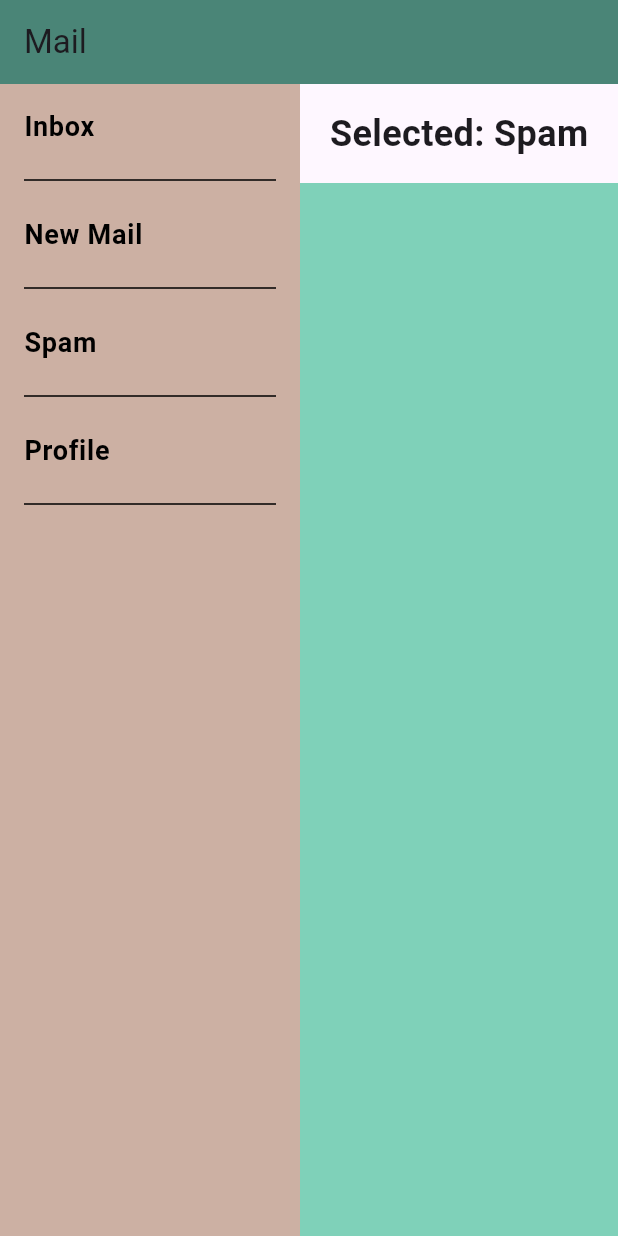
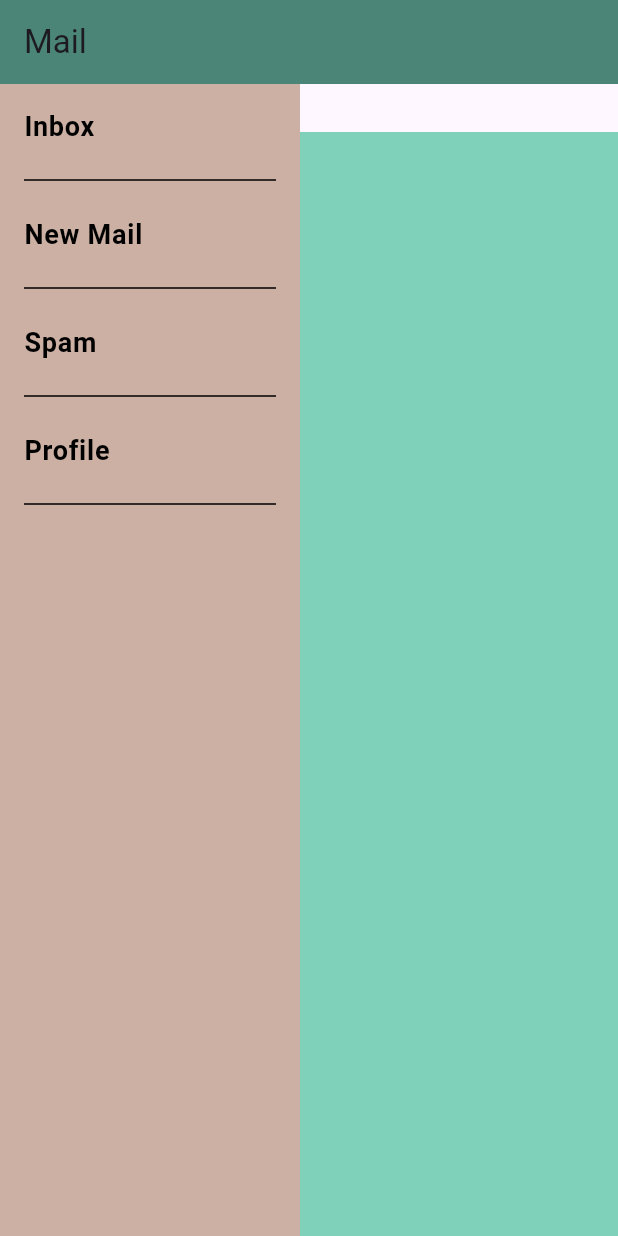
Before and after one commit to EvolOsEIP/EvolOsProject, a Flutter app: the MailManagerHome screen opened directly, after a tap on "Inbox", after a tap on "New Mail", after a tap on "Spam", on a phone screen of 412 x 824 dp. Run offline on Flutter 3.47's test engine with Material 3 defaults, Android fonts, the phone set to English and light mode, and no system bars; our stand-ins replace flutter_dotenv; missing offline and left inert: enough_mail, mailer.

Commit message:
[UPDATE] Removed the title of the page inbox and spam

```diff
--- a/mailpage/lib/inbox.dart
+++ b/mailpage/lib/inbox.dart
@@ -70,10 +70,6 @@ class _InboxState extends State<Inbox> {
       children: [
         Padding(
           padding: const EdgeInsets.all(16.0),
-          child: Text(
-            "Selected: Inbox",
-            style: TextStyle(fontSize: 24.0, fontWeight: FontWeight.bold),
-          ),
         ),
         Expanded(
           child: Container(
--- a/mailpage/lib/spam.dart
+++ b/mailpage/lib/spam.dart
@@ -87,10 +87,6 @@ class _SpamState extends State<Spam> {
       children: [
         Padding(
           padding: const EdgeInsets.all(16.0),
-          child: Text(
-            "Selected: Spam",
-            style: TextStyle(fontSize: 24.0, fontWeight: FontWeight.bold),
-          ),
         ),
         Expanded(
           child: Container(
```
